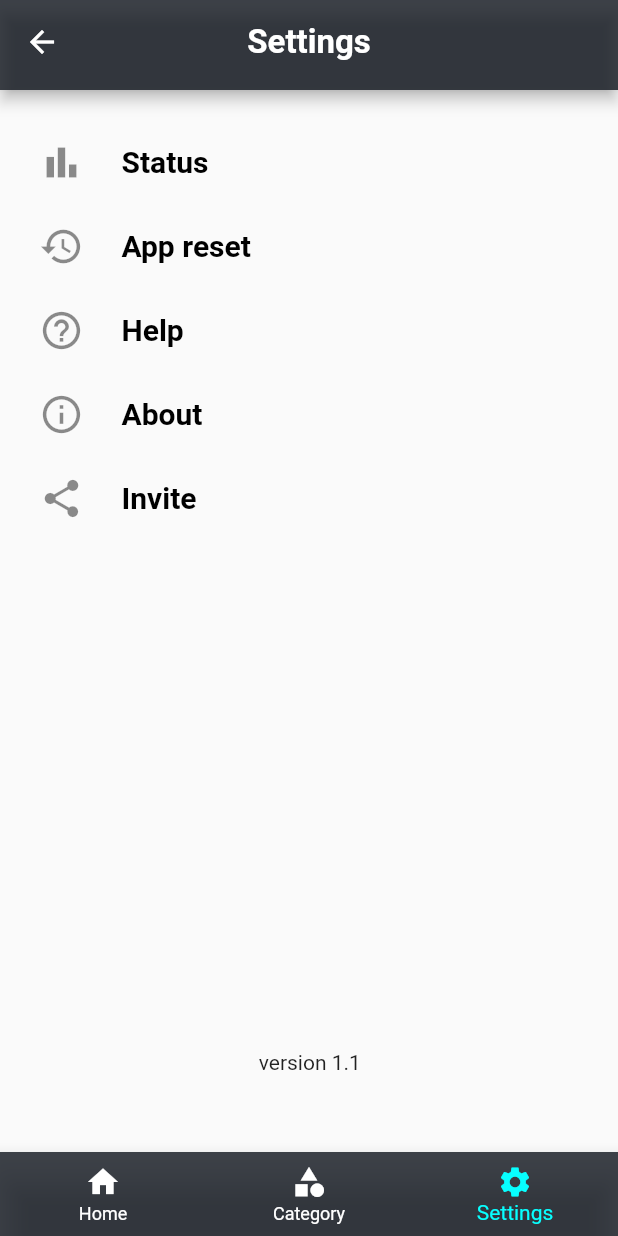
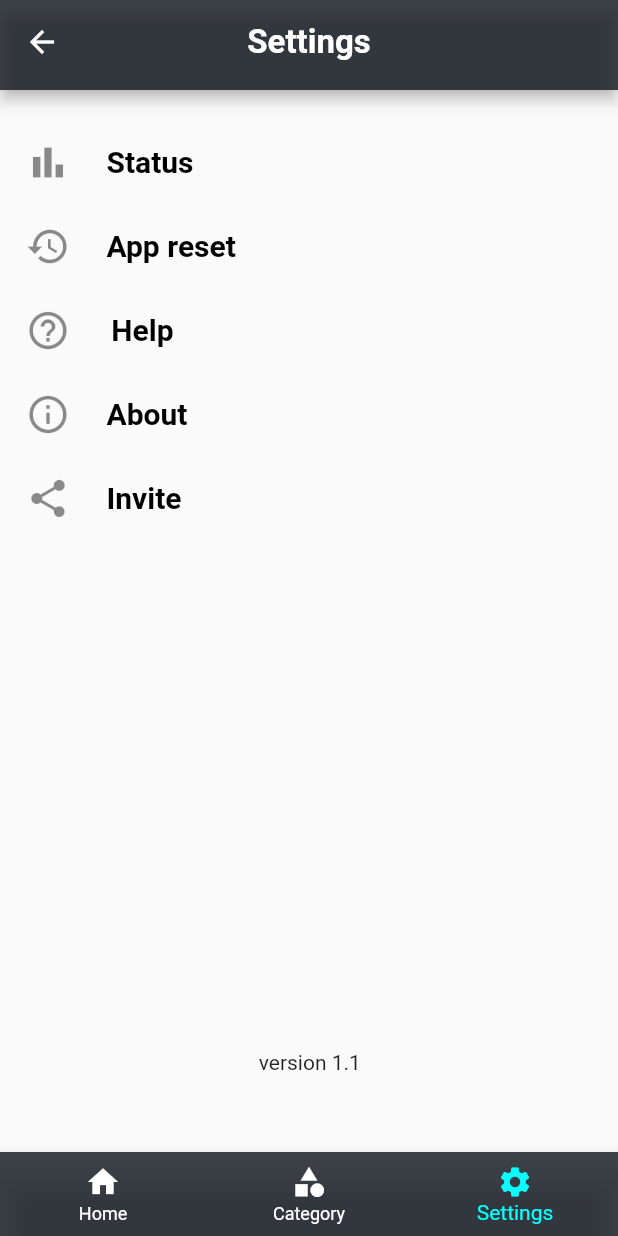
Before and after one commit to akhilbabu759/money-pouch, a Flutter app: the Settings screen opened directly, on a phone screen of 412 x 824 dp. Run offline on Flutter 3.47's test engine with Material 2 defaults, Android fonts, the light colour scheme and no system bars; our stand-ins replace flutter_slidable, hive_flutter, lottie, shared_preferences, syncfusion_flutter_charts; accounts and stored records are empty.

Commit message:
view all transation (filtration),log removed,settings (textbutton)

```diff
--- a/lib/db/chart_function/graph_function.dart
+++ b/lib/db/chart_function/graph_function.dart
@@ -72,6 +72,7 @@
     } else if (element.isIncome == false) {
       expenseNotifier.value.add(element);
     }
+
     overviewNotifier.value.add(element);
   }
 
--- a/lib/models/transation_model/transation_model.dart
+++ b/lib/models/transation_model/transation_model.dart
@@ -1,5 +1,5 @@
 import 'package:hive_flutter/adapters.dart';
-import 'package:moneypouch/models/category/category_model.dart';
+
 part 'transation_model.g.dart';
 
 @HiveType(typeId:0)
--- a/lib/pages/add_catogery/category_grid/category_grid.dart
+++ b/lib/pages/add_catogery/category_grid/category_grid.dart
@@ -26,7 +26,7 @@
   }
 
   void selectListenable() {
-    log(categoryCheck.value.toString());
+
     if (categoryCheck.value == 1) {}
   }
 
@@ -91,6 +91,8 @@
                                 content: Text(newlIst[index].name));
                           });
                     },
+                    child: Padding(
+                      padding: const EdgeInsets.only(left:8.0),
                       child: Text(
                         newlIst[index].name,
                         style: const TextStyle(
@@ -99,6 +101,7 @@
                             fontSize: 20,
                             fontStyle: FontStyle.italic),
                       ),
+                    ),
                   )))),
         ),
       ),
--- a/lib/pages/add_transation.dart
+++ b/lib/pages/add_transation.dart
@@ -32,7 +32,7 @@
           child: Column(
             children: [
               const SizedBox(
-                height: 60,
+                height: 25,
               ),
               SizedBox(
                 height: 65,
@@ -68,9 +68,9 @@
                   ],
                 ),
               ),
-              Expanded(
+              const Expanded(
                 child: Padding(
-                  padding: const EdgeInsets.only(top: 18.0, left: 1, right: 1),
+                  padding: EdgeInsets.only(top: 18.0, left: 1, right: 1),
                   child: TabBarView(children: [
                     FormTransation(isIncome: true),
                     FormTransation(isIncome: false)
--- a/lib/pages/add_transation_widget/date_pick.dart
+++ b/lib/pages/add_transation_widget/date_pick.dart
@@ -23,8 +23,7 @@
     if (picked != null && picked != selectedDate) {
       setState(() {
         selectedDate = picked;
-        log(picked.month.toString());
-        log(DateFormat.yMMMEd().format(DateTime.now()));
+
         tx = Text(DateFormat.yMMMEd().format(picked));
       });
     }
--- a/lib/pages/add_transation_widget/drop_down.dart
+++ b/lib/pages/add_transation_widget/drop_down.dart
@@ -7,8 +7,8 @@
 dynamic dropDownVale = '';
 
 class DropdownList extends StatefulWidget {
-  DropdownList({Key? key, required this.isIncome}) : super(key: key);
-  bool isIncome;
+  const DropdownList({Key? key, required this.isIncome}) : super(key: key);
+ final bool isIncome;
 
   @override
   State<DropdownList> createState() => _DropdownListState();
@@ -49,7 +49,7 @@
           }).toList(),
           // value: 'hj',
           onChanged: (newValue) {
-            log(newValue.toString());
+
             setState(() {
               dropDownVale = newValue;
             });
--- a/lib/pages/add_transation_widget/tabbar_transation.dart
+++ b/lib/pages/add_transation_widget/tabbar_transation.dart
@@ -1,7 +1,7 @@
 import 'package:flutter/material.dart';
 
 class TabbarTransation extends StatefulWidget {
-  TabbarTransation({super.key});
+  const TabbarTransation({super.key});
 
   @override
   State<TabbarTransation> createState() => _TabbarTransationState();
--- a/lib/pages/bottom_navigator/bottom_navigator.dart
+++ b/lib/pages/bottom_navigator/bottom_navigator.dart
@@ -5,11 +5,11 @@
 import 'package:moneypouch/pages/settings.dart';
 
 class BottomNavigation extends StatefulWidget {
-  BottomNavigation({
+   BottomNavigation({
     Key? key,
     required this.selectedIndex,
   }) : super(key: key);
-  int selectedIndex = 0;
+  int selectedIndex= 0;
 
   @override
   State<BottomNavigation> createState() => _MyWidgetState();
@@ -18,7 +18,7 @@
 class _MyWidgetState extends State<BottomNavigation> {
   List bottomNavigChoices = [
     const Home(),
-    AddCatogery(isFromBottomNav: true),
+    const AddCatogery(isFromBottomNav: true),
     const Settings()
   ];
 
--- a/lib/pages/grapgh/tab/tab_view.dart
+++ b/lib/pages/grapgh/tab/tab_view.dart
@@ -6,8 +6,8 @@
 import 'package:syncfusion_flutter_charts/charts.dart';
 
 class GraphTab extends StatefulWidget {
-  GraphTab({Key? key,required this.categoryId2}):super(key: key);
-  String  categoryId2;
+  const GraphTab({Key? key,required this.categoryId2}):super(key: key);
+ final String  categoryId2;
 
   @override
   State<GraphTab> createState() => _GraphTabState();
--- a/lib/pages/settings.dart
+++ b/lib/pages/settings.dart
@@ -45,23 +45,29 @@
           padding: const EdgeInsets.only(top: 20, left: 1),
           child: Column(
             children: [
-              ListTile(
-                leading: IconButton(
-                    onPressed: () {
+              ListTile(minLeadingWidth: 1,
+                leading: const Icon(Icons.bar_chart, size: 30),
+                title: Row(
+                  children: [
+                    TextButton(onPressed: () {
                       Navigator.of(context).push(MaterialPageRoute(
                         builder: (context) => const Graphs(),
                       ));
                     },
-                    icon: const Icon(Icons.bar_chart, size: 30)),
-                title: const Text('Status',
+                      child: const Text('Status',
                           style: TextStyle(
                               color: Colors.black,
                               fontWeight: FontWeight.bold,
                               fontSize: 20)),
                     ),
-              ListTile(
-                leading: IconButton(
-                    onPressed: () async {
+                  ],
+                ),
+              ),
+              ListTile(minLeadingWidth: 1,
+                leading:  const Icon(Icons.restore, size: 30),
+                title: Row(
+                  children: [
+                    TextButton(onPressed: () async {
                       SharedPreferences prefs =
                           await SharedPreferences.getInstance();
                       await prefs.clear();
@@ -79,43 +85,65 @@
                       Navigator.of(context).pushReplacement(MaterialPageRoute(
                         builder: (context) => const Splash(),
                       ));
+
                     },
-                    icon: const Icon(Icons.restore, size: 30)),
-                title: const Text('App reset',
+                      child: const Text('App reset',
                           style: TextStyle(
                               color: Colors.black,
                               fontWeight: FontWeight.bold,
                               fontSize: 20)),
                     ),
-              ListTile(
-                leading: IconButton(
-                    onPressed: () {},
-                    icon: const Icon(Icons.help_outline, size: 30)),
-                title: const Text('Help',
+                  ],
+                ),
+              ),
+              ListTile(minLeadingWidth: 1,
+                leading: const Icon(Icons.help_outline, size: 30),
+                title: Row(
+                  children: [
+                    TextButton(onPressed: () {
+
+                    },
+                      child: const Text('Help',
                           style: TextStyle(
                               color: Colors.black,
                               fontWeight: FontWeight.bold,
                               fontSize: 20)),
                     ),
-              ListTile(
-                leading: IconButton(
-                  onPressed: () {},
-                  icon: const Icon(Icons.info_outline, size: 30),
+                  ],
                 ),
-                title: const Text('About',
+              ),
+              ListTile(minLeadingWidth: 1,
+                leading:  const Icon(Icons.info_outline, size: 30),
+
+                title: Row(
+                  children: [
+                    TextButton(onPressed: () {
+
+                    },
+                      child: const Text('About',
                           style: TextStyle(
                               color: Colors.black,
                               fontWeight: FontWeight.bold,
                               fontSize: 20)),
                     ),
-              ListTile(
-                leading: IconButton(
-                    onPressed: () {}, icon: const Icon(Icons.share, size: 30)),
-                title: const Text('Invite',
+                  ],
+                ),
+              ),
+              ListTile(minLeadingWidth: 1,
+                leading:   const Icon(Icons.share, size: 30,),
+                title: Row(
+                  children: [
+                    TextButton(onPressed: () {
+
+                    },
+                      child: const Text('Invite',
                           style: TextStyle(
                               color: Colors.black,
                               fontWeight: FontWeight.bold,
                               fontSize: 20)),
+                    ),
+                  ],
+                ),
               ),
               const SizedBox(
                 height: 340,
```
Also changed, not shown: lib/db/category/category_db.dart (+4 -9 lines), lib/db/transation_db/transation_db.dart (+4 -7 lines), lib/pages/add_category.dart (+7 -7 lines), lib/pages/add_transation_widget/form.dart (+7 -15 lines), lib/pages/grapgh/graph.dart (+4 -9 lines), lib/pages/home.dart (+14 -8 lines), lib/pages/view_all_transation/view_all_transation.dart (+64 -62 lines). Lines whose indentation alone changed are shown as unchanged.
